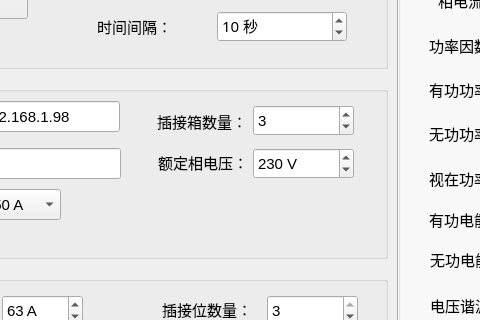
Above: PM_Tool/bus/bus_uiData/busuidata.ui from ChinaClever/PM-Tool before the change; both pictures show x 133 to 613 and y 142 to 462 of the 1390 by 830 pixel window. Below: the same form after it.
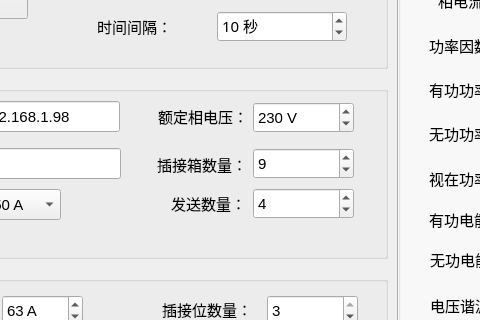
That is the form after the change.

Commit message: 完成母线，配置文件，全部批量发送

```diff
--- a/PM_Tool/bus/bus_uiData/busuidata.ui
+++ b/PM_Tool/bus/bus_uiData/busuidata.ui
@@ -335,7 +335,7 @@
     <property name="geometry">
      <rect>
       <x>260</x>
-      <y>43</y>
+      <y>86</y>
       <width>120</width>
       <height>21</height>
      </rect>
@@ -433,7 +433,7 @@
     <property name="geometry">
      <rect>
       <x>386</x>
-      <y>80</y>
+      <y>34</y>
       <width>101</width>
       <height>31</height>
      </rect>
@@ -463,7 +463,7 @@
     <property name="geometry">
      <rect>
       <x>261</x>
-      <y>79</y>
+      <y>33</y>
       <width>120</width>
       <height>31</height>
      </rect>
@@ -493,12 +493,70 @@
      <set>Qt::AlignRight|Qt::AlignTrailing|Qt::AlignVCenter</set>
     </property>
    </widget>
+   <widget class="QSpinBox" name="sendNum">
+    <property name="geometry">
+     <rect>
+      <x>386</x>
+      <y>120</y>
+      <width>101</width>
+      <height>31</height>
+     </rect>
+    </property>
+    <property name="font">
+     <font>
+      <pointsize>11</pointsize>
+     </font>
+    </property>
+    <property name="minimum">
+     <number>1</number>
+    </property>
+    <property name="maximum">
+     <number>15</number>
+    </property>
+    <property name="value">
+     <number>4</number>
+    </property>
+   </widget>
+   <widget class="QLabel" name="label_27">
+    <property name="geometry">
+     <rect>
+      <x>259</x>
+      <y>125</y>
+      <width>120</width>
+      <height>21</height>
+     </rect>
+    </property>
+    <property name="minimumSize">
+     <size>
+      <width>120</width>
+      <height>0</height>
+     </size>
+    </property>
+    <property name="maximumSize">
+     <size>
+      <width>120</width>
+      <height>16777215</height>
+     </size>
+    </property>
+    <property name="font">
+     <font>
+      <family>微软雅黑</family>
+      <pointsize>11</pointsize>
+     </font>
+    </property>
+    <property name="text">
+     <string>发送数量：</string>
+    </property>
+    <property name="alignment">
+     <set>Qt::AlignRight|Qt::AlignTrailing|Qt::AlignVCenter</set>
+    </property>
+   </widget>
   </widget>
   <widget class="QSpinBox" name="boxNum">
    <property name="geometry">
     <rect>
      <x>386</x>
-     <y>247</y>
+     <y>290</y>
      <width>101</width>
      <height>31</height>
     </rect>
@@ -515,7 +573,7 @@
     <number>15</number>
    </property>
    <property name="value">
-    <number>3</number>
+    <number>9</number>
    </property>
   </widget>
   <widget class="QGroupBox" name="groupBox_3">
```
The commit also changes 43 other files.
